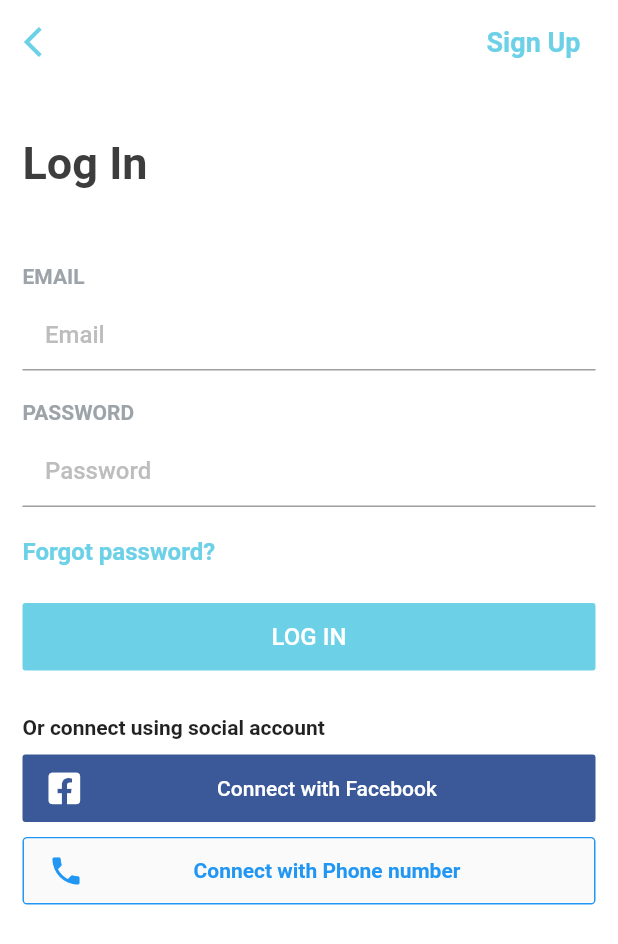
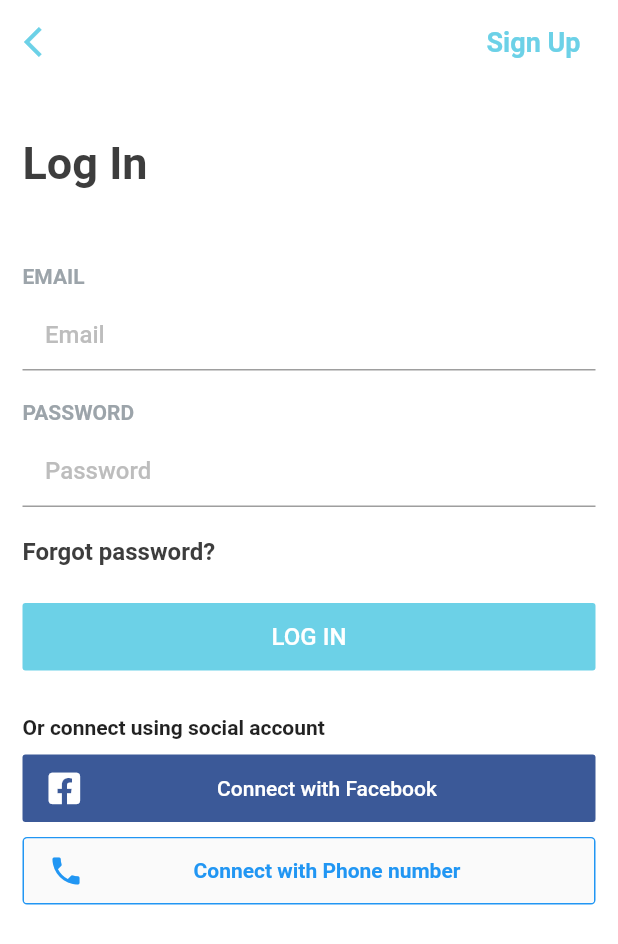
Before and after one commit to themuleapp/mule-app, a Flutter app: the screen it shows after launch, after a tap on "I ALREADY HAVE AN ACCOUNT", on a phone screen of 412 x 824 dp. Shown: the top 944 px of the screen. Run offline on Flutter 3.47's test engine with Material 2 defaults, Android fonts, the phone set to English and light mode, and no system bars; our stand-ins replace avatar_glow, font_awesome_flutter.

Commit message:
Forgot Password color

```diff
--- a/Code/mule/lib/Screens/login.dart
+++ b/Code/mule/lib/Screens/login.dart
@@ -176,7 +176,7 @@ class Login extends StatelessWidget {
         Text(
           "Forgot password?",
           style: TextStyle(
-              color: Color(0xFF6CD1E7),
+              color: Color(0xFF3D3D3D),
               fontSize: 16.0,
               fontWeight: FontWeight.bold),
         ),
```
